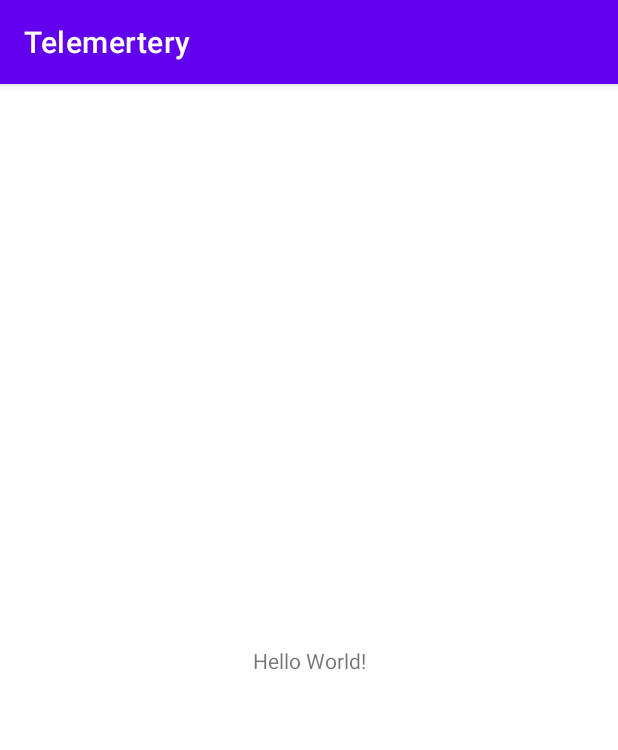
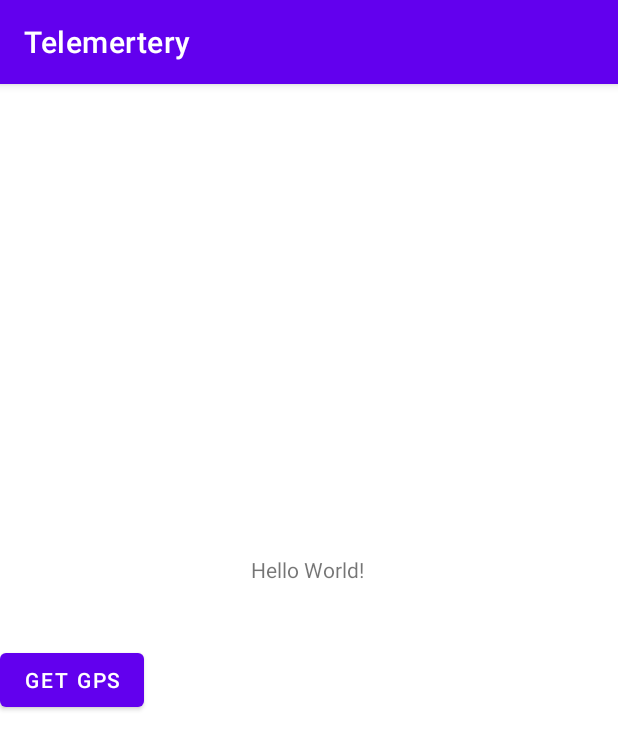
Before and after one commit to Apexinsideapex/TelemeteryApp, an Android app: the screen it shows after launch (MainActivity), on a phone screen of 412 x 824 dp. Shown: the top 750 px of the screen. Run offline under Robolectric (Android 15) with nearby library versions, the phone set to English and light mode, and no system bars.

Commit message:
Made some small changes

```diff
--- a/app/src/main/java/com/example/telemertery/MainActivity.java
+++ b/app/src/main/java/com/example/telemertery/MainActivity.java
@@ -2,13 +2,34 @@ package com.example.telemertery;
 
 import androidx.appcompat.app.AppCompatActivity;
 
+import android.content.Context;
+import android.location.LocationManager;
 import android.os.Bundle;
+import android.view.View;
+import android.widget.Button;
+import android.widget.TextView;
 
 public class MainActivity extends AppCompatActivity {
 
+    Button go;
+    TextView GPSinfo;
     @Override
     protected void onCreate(Bundle savedInstanceState) {
         super.onCreate(savedInstanceState);
         setContentView(R.layout.activity_main);
+
+        go = findViewById(R.id.button_view_go);
+        GPSinfo = findViewById(R.id.text_view_gps);
+
+        go.setOnClickListener(new View.OnClickListener() {
+            @Override
+            public void onClick(View v) {
+                LocationManager locationManager = (LocationManager) getSystemService(Context.LOCATION_SERVICE);
+                locationManager.requestLocationUpdates(LocationManager.GPS_PROVIDER, 0, 0, this);
+                int latitude = (int) (location.getLatitude());
+                GPSinfo.setText(latitude);
+            }
+        });
+
     }
 }
--- a/app/src/main/res/layout/activity_main.xml
+++ b/app/src/main/res/layout/activity_main.xml
@@ -7,12 +7,26 @@
     tools:context=".MainActivity">
 
     <TextView
+        android:id="@+id/text_view_gps"
         android:layout_width="wrap_content"
         android:layout_height="wrap_content"
         android:text="Hello World!"
         app:layout_constraintBottom_toBottomOf="parent"
+        app:layout_constraintHorizontal_bias="0.498"
         app:layout_constraintLeft_toLeftOf="parent"
         app:layout_constraintRight_toRightOf="parent"
-        app:layout_constraintTop_toTopOf="parent" />
+        app:layout_constraintTop_toTopOf="parent"
+        app:layout_constraintVertical_bias="0.419" />
+
+    <Button
+        android:layout_width="wrap_content"
+        android:layout_height="wrap_content"
+        android:layout_marginTop="40dp"
+        android:text="Get GPS"
+        app:layout_constraintTop_toBottomOf="@+id/text_view_gps"
+        android:id="@+id/button_view_go"
+        tools:layout_editor_absoluteX="157dp"
+        tools:ignore="MissingConstraints" />
+
 
 </androidx.constraintlayout.widget.ConstraintLayout>
```
